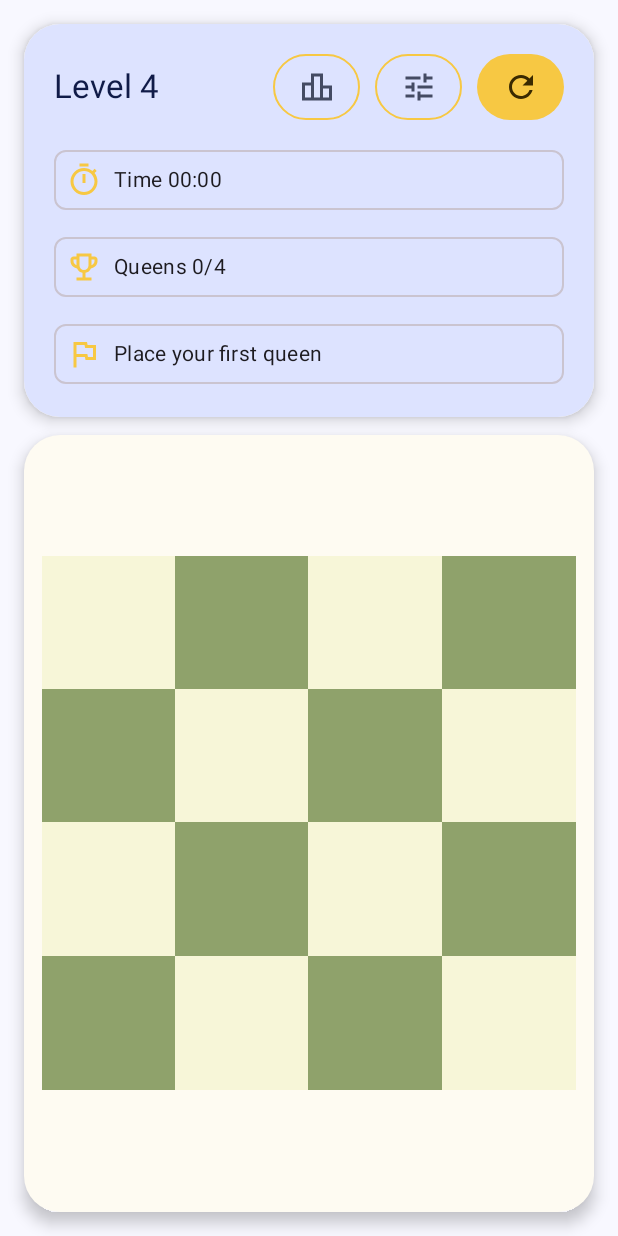
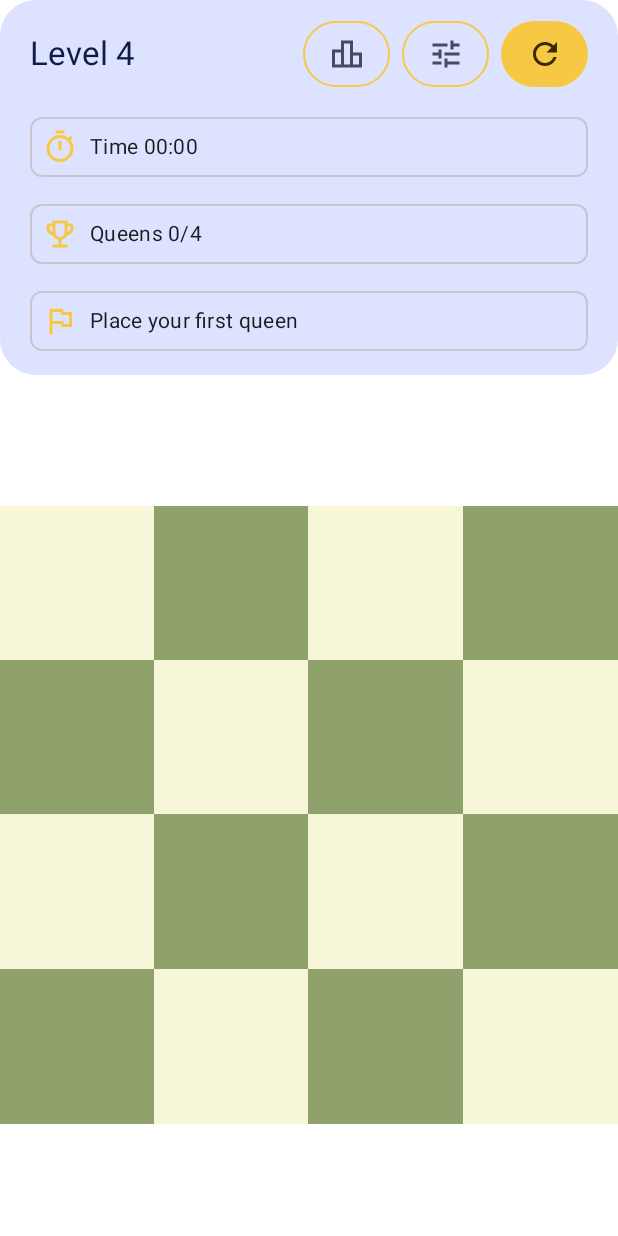
Before and after one commit to carlosjimz87/NQueens, an Android app built with Jetpack Compose: the screen it shows after launch (MainActivity), after a tap on "Start", on a phone screen of 412 x 824 dp. Run offline under Robolectric (Android 15) with nearby library versions, the phone set to English and light mode, and no system bars.

Commit message:
:lipstick: Make screen adaptative

```diff
--- a/app/src/main/java/com/carlosjimz87/nqueens/ui/composables/board/Board.kt
+++ b/app/src/main/java/com/carlosjimz87/nqueens/ui/composables/board/Board.kt
@@ -1,10 +1,13 @@
 package com.carlosjimz87.nqueens.ui.composables.board
 
 import androidx.compose.foundation.layout.Box
-import androidx.compose.foundation.layout.aspectRatio
+import androidx.compose.foundation.layout.BoxWithConstraints
+import androidx.compose.foundation.layout.size
 import androidx.compose.material3.MaterialTheme
 import androidx.compose.runtime.Composable
+import androidx.compose.ui.Alignment
 import androidx.compose.ui.Modifier
+import androidx.compose.ui.unit.min
 import com.carlosjimz87.nqueens.ui.composables.conflicts.ConflictLines
 import com.carlosjimz87.nqueens.ui.composables.squares.SquaresAndQueens
 import com.carlosjimz87.rules.model.Cell
@@ -19,10 +22,13 @@ fun Board(
     showQueens: Boolean,
     modifier: Modifier = Modifier,
 ) {
-    val cs = MaterialTheme.colorScheme
+    BoxWithConstraints(
+        modifier = modifier,
+        contentAlignment = Alignment.Center
+    ) {
+        val side = min(maxWidth, maxHeight)
 
-    Box(modifier.aspectRatio(1f)) {
-
+        Box(Modifier.size(side)) {
             SquaresAndQueens(
                 size = size,
                 queens = queens,
@@ -30,13 +36,13 @@ fun Board(
                 conflicts = conflicts,
                 showQueens = showQueens
             )
-
             ConflictLines(
                 size = size,
                 conflicts = conflicts,
-            color = cs.error.copy(alpha = 0.65f),
+                color = MaterialTheme.colorScheme.error.copy(alpha = 0.65f),
                 strokePx = 3f,
                 modifier = Modifier.matchParentSize()
             )
         }
     }
+}
--- /dev/null
+++ b/app/src/main/java/com/carlosjimz87/nqueens/ui/composables/board/BoardAdaptative.kt
@@ -0,0 +1,115 @@
+package com.carlosjimz87.nqueens.ui.composables.board
+
+import androidx.compose.foundation.layout.Arrangement
+import androidx.compose.foundation.layout.Box
+import androidx.compose.foundation.layout.BoxScope
+import androidx.compose.foundation.layout.BoxWithConstraints
+import androidx.compose.foundation.layout.Column
+import androidx.compose.foundation.layout.Row
+import androidx.compose.foundation.layout.fillMaxHeight
+import androidx.compose.foundation.layout.fillMaxSize
+import androidx.compose.foundation.layout.fillMaxWidth
+import androidx.compose.foundation.layout.widthIn
+import androidx.compose.material3.CircularProgressIndicator
+import androidx.compose.runtime.Composable
+import androidx.compose.ui.Alignment
+import androidx.compose.ui.Modifier
+import androidx.compose.ui.unit.dp
+import com.carlosjimz87.nqueens.presentation.board.state.UiState
+import com.carlosjimz87.nqueens.ui.composables.hud.GameHud
+import com.carlosjimz87.rules.model.Cell
+import com.carlosjimz87.rules.model.Conflicts
+import com.carlosjimz87.rules.model.GameStatus
+
+@Composable
+fun BoardAdaptative(
+    boardSize: Int,
+    uiState: UiState,
+    queens: Set<Cell>,
+    conflicts: Conflicts,
+    gameStatus: GameStatus?,
+    elapsedMillis: Long,
+    allowClicks: Boolean,
+    showQueens: Boolean,
+    onCellClick: (Cell) -> Unit,
+    onChange: () -> Unit,
+    onReset: () -> Unit,
+    onStats: () -> Unit,
+    modifier: Modifier = Modifier,
+    winOverlay: @Composable BoxScope.() -> Unit = {}
+) {
+    BoxWithConstraints(modifier.fillMaxSize()) {
+        val isLoading = uiState is UiState.Loading
+
+        val useSplitLayout = maxWidth > maxHeight * 1.05f // Slightly favor landscape
+
+        @Composable
+        fun BoardSlot(modifier: Modifier) {
+            Box(modifier, contentAlignment = Alignment.Center) {
+                if (isLoading) CircularProgressIndicator()
+                else {
+                    Board(
+                        size = boardSize,
+                        queens = queens,
+                        conflicts = conflicts,
+                        onCellClick = { if (allowClicks) onCellClick(it) },
+                        showQueens = showQueens,
+                        modifier = Modifier.fillMaxSize()
+                    )
+                    winOverlay()
+                }
+            }
+        }
+
+        if (!useSplitLayout) {
+            // Portrait (mobile portrait + tablet portrait)
+            Column(
+                Modifier.fillMaxSize(),
+                verticalArrangement = Arrangement.spacedBy(12.dp)
+            ) {
+                GameHud(
+                    size = boardSize,
+                    status = gameStatus,
+                    elapsedMillis = elapsedMillis,
+                    isLoading = isLoading,
+                    onChange = onChange,
+                    onReset = onReset,
+                    onStats = onStats,
+                    modifier = Modifier.fillMaxWidth()
+                )
+
+                BoardSlot(
+                    Modifier
+                        .fillMaxWidth()
+                        .weight(1f)
+                )
+            }
+        } else {
+            // Landscape (mobile landscape + tablet landscape)
+            Row(
+                Modifier.fillMaxSize(),
+                horizontalArrangement = Arrangement.spacedBy(12.dp),
+                verticalAlignment = Alignment.CenterVertically
+            ) {
+                GameHud(
+                    size = boardSize,
+                    status = gameStatus,
+                    elapsedMillis = elapsedMillis,
+                    isLoading = isLoading,
+                    onChange = onChange,
+                    onReset = onReset,
+                    onStats = onStats,
+                    modifier = Modifier
+                        .widthIn(max = 420.dp)
+                        .fillMaxHeight()
+                )
+
+                BoardSlot(
+                    Modifier
+                        .weight(1f)
+                        .fillMaxHeight()
+                )
+            }
+        }
+    }
+}
--- a/app/src/main/java/com/carlosjimz87/nqueens/ui/composables/board/BoardContainer.kt
+++ /dev/null
@@ -1,37 +0,0 @@
-package com.carlosjimz87.nqueens.ui.composables.board
-
-import androidx.compose.foundation.layout.Box
-import androidx.compose.foundation.layout.BoxScope
-import androidx.compose.foundation.layout.fillMaxSize
-import androidx.compose.foundation.layout.padding
-import androidx.compose.foundation.shape.RoundedCornerShape
-import androidx.compose.material3.MaterialTheme
-import androidx.compose.material3.Surface
-import androidx.compose.runtime.Composable
-import androidx.compose.ui.Alignment
-import androidx.compose.ui.Modifier
-import androidx.compose.ui.unit.dp
-
-@Composable
-fun BoardContainer(
-    modifier: Modifier = Modifier,
-    content: @Composable BoxScope.() -> Unit
-) {
-    val cs = MaterialTheme.colorScheme
-
-    Surface(
-        modifier = modifier,
-        shape = RoundedCornerShape(24.dp),
-        tonalElevation = 2.dp,
-        shadowElevation = 6.dp,
-        color = cs.surface
-    ) {
-        Box(
-            modifier = Modifier
-                .fillMaxSize()
-                .padding(12.dp),
-            contentAlignment = Alignment.Center,
-            content = content
-        )
-    }
-}
--- a/app/src/main/java/com/carlosjimz87/nqueens/ui/composables/dialogs/WinDialog.kt
+++ b/app/src/main/java/com/carlosjimz87/nqueens/ui/composables/dialogs/WinDialog.kt
@@ -111,7 +111,7 @@ fun WinDialog(
                     }
 
                     TextButton(onClick = onShowStats) {
-                        Text("View stats", color = cs.primary)
+                        Text("See Leaderboard", color = cs.primary)
                     }
                 }
             }
--- a/app/src/main/java/com/carlosjimz87/nqueens/ui/composables/hud/GameHud.kt
+++ b/app/src/main/java/com/carlosjimz87/nqueens/ui/composables/hud/GameHud.kt
@@ -47,13 +47,11 @@ fun GameHud(
     val typography = MaterialTheme.typography
 
     val line1 = "Time ${formatElapsed(elapsedMillis)}"
-
     val line2 = when (status) {
         is GameStatus.NotStarted, null -> "Queens 0/$size"
         is GameStatus.InProgress -> "Queens ${status.queensPlaced}/$size"
         is GameStatus.Solved -> "Queens $size/$size"
     }
-
     val line3 = when (status) {
         is GameStatus.NotStarted, null -> "Place your first queen"
         is GameStatus.InProgress -> "Conflicts ${status.conflicts}"
@@ -61,7 +59,6 @@ fun GameHud(
     }
 
     val icon2 = Icons.Outlined.EmojiEvents
-
     val icon3 = when (status) {
         is GameStatus.InProgress -> Icons.Outlined.ReportProblem
         else -> Icons.Outlined.Flag
@@ -70,41 +67,33 @@ fun GameHud(
     Surface(
         modifier = modifier,
         shape = RoundedCornerShape(24.dp),
-        tonalElevation = 4.dp,
-        shadowElevation = 6.dp,
         color = cs.surface
     ) {
-        Column(modifier = Modifier.fillMaxWidth()) {
-
         Column(
             modifier = Modifier
                 .fillMaxWidth()
                 .background(cs.secondaryContainer)
-                    .padding(horizontal = 20.dp, vertical = 18.dp)
+                .padding(horizontal = 20.dp, vertical = 12.dp)
         ) {
             Row(
                 modifier = Modifier.fillMaxWidth(),
                 horizontalArrangement = Arrangement.SpaceBetween,
                 verticalAlignment = Alignment.CenterVertically
             ) {
-                    Column {
                 Text(
                     text = "Level $size",
                     style = typography.titleLarge,
                     color = cs.onSecondaryContainer
                 )
-                    }
 
-                    Row(horizontalArrangement = Arrangement.spacedBy(10.dp)) {
+                Row(horizontalArrangement = Arrangement.spacedBy(8.dp)) {
                     OutlinedButton(
                         onClick = onStats,
                         enabled = !isLoading,
                         shape = RoundedCornerShape(28.dp),
                         border = BorderStroke(1.dp, cs.primary),
                         contentPadding = PaddingValues(horizontal = 14.dp, vertical = 10.dp)
-                        ) {
-                            Icon(Icons.Outlined.Leaderboard, contentDescription = "See leaderboard")
-                        }
+                    ) { Icon(Icons.Outlined.Leaderboard, contentDescription = "See leaderboard") }
 
                     OutlinedButton(
                         onClick = onChange,
@@ -112,20 +101,14 @@ fun GameHud(
                         shape = RoundedCornerShape(28.dp),
                         border = BorderStroke(1.dp, cs.primary),
                         contentPadding = PaddingValues(horizontal = 14.dp, vertical = 10.dp)
-                        ) {
-                            Icon(Icons.Outlined.Tune, contentDescription = "Change board size")
-                        }
-
+                    ) { Icon(Icons.Outlined.Tune, contentDescription = "Change board size") }
 
                     Button(
                         onClick = onReset,
                         enabled = !isLoading,
                         shape = RoundedCornerShape(28.dp),
                         contentPadding = PaddingValues(horizontal = 14.dp, vertical = 10.dp)
-                        ) {
-                            Icon(Icons.Outlined.Refresh, contentDescription = "Reset game")
-                        }
-
+                    ) { Icon(Icons.Outlined.Refresh, contentDescription = "Reset game") }
                 }
             }
 
@@ -139,4 +122,3 @@ fun GameHud(
         }
     }
 }
-}
--- a/app/src/main/java/com/carlosjimz87/nqueens/ui/screens/board/BoardScreen.kt
+++ b/app/src/main/java/com/carlosjimz87/nqueens/ui/screens/board/BoardScreen.kt
@@ -1,8 +1,7 @@
 package com.carlosjimz87.nqueens.ui.screens.board
 
-import androidx.compose.foundation.layout.Arrangement
+import androidx.compose.foundation.background
 import androidx.compose.foundation.layout.Box
-import androidx.compose.foundation.layout.Column
 import androidx.compose.foundation.layout.fillMaxSize
 import androidx.compose.foundation.layout.fillMaxWidth
 import androidx.compose.foundation.layout.padding
@@ -23,7 +22,6 @@ import androidx.compose.runtime.setValue
 import androidx.compose.ui.Alignment
 import androidx.compose.ui.Modifier
 import androidx.compose.ui.platform.LocalContext
-import androidx.compose.ui.unit.dp
 import com.carlosjimz87.nqueens.common.Constants
 import com.carlosjimz87.nqueens.presentation.audio.AndroidSoundEffectPlayer
 import com.carlosjimz87.nqueens.presentation.board.event.UiEvent
@@ -31,14 +29,12 @@ import com.carlosjimz87.nqueens.presentation.board.state.UiState
 import com.carlosjimz87.nqueens.presentation.board.viewmodel.BoardViewModel
 import com.carlosjimz87.nqueens.store.model.LatestRank
 import com.carlosjimz87.nqueens.store.model.Leaderboards
-import com.carlosjimz87.nqueens.ui.composables.board.Board
-import com.carlosjimz87.nqueens.ui.composables.board.BoardContainer
+import com.carlosjimz87.nqueens.ui.composables.board.BoardAdaptative
 import com.carlosjimz87.nqueens.ui.composables.board.InvalidBoard
 import com.carlosjimz87.nqueens.ui.composables.board.WinAnimation
 import com.carlosjimz87.nqueens.ui.composables.dialogs.BoardSizeDialog
 import com.carlosjimz87.nqueens.ui.composables.dialogs.StatsDialog
 import com.carlosjimz87.nqueens.ui.composables.dialogs.WinDialog
-import com.carlosjimz87.nqueens.ui.composables.hud.GameHud
 import com.carlosjimz87.rules.model.BoardPhase
 import com.carlosjimz87.rules.model.Cell
 import com.carlosjimz87.rules.model.GameStatus
@@ -49,6 +45,8 @@ fun BoardScreen(
     modifier: Modifier = Modifier,
     viewModel: BoardViewModel = koinViewModel()
 ) {
+    val cs = MaterialTheme.colorScheme
+
     // --- State Collection ---
     val boardSize by viewModel.boardSize.collectAsState()
     val uiState by viewModel.uiState.collectAsState()
@@ -59,6 +57,7 @@ fun BoardScreen(
     val latestRank by viewModel.latestRank.collectAsState()
     val gs by viewModel.gameState.collectAsState()
     val phase = gs?.boardPhase ?: BoardPhase.Normal
+
     var solvedQueens by rememberSaveable { mutableStateOf<List<Cell>>(emptyList()) }
 
     // --- Local UI State ---
@@ -66,8 +65,9 @@ fun BoardScreen(
     var showChangeSizeDialog by rememberSaveable { mutableStateOf(false) }
     var showStatsDialog by rememberSaveable { mutableStateOf(false) }
     var winAnimToken by rememberSaveable { mutableIntStateOf(0) }
+
     val animatingWin = phase == BoardPhase.WinAnimating
-    var showWinDialog = phase == BoardPhase.WinFrozen
+    val showWinDialog = phase == BoardPhase.WinFrozen
     val showQueens = phase == BoardPhase.Normal
     val allowClicks = phase == BoardPhase.Normal
 
@@ -100,10 +100,9 @@ fun BoardScreen(
 
         onDismissChangeSizeDialog = { showChangeSizeDialog = false },
         onDismissStatsDialog = { showStatsDialog = false },
-        onDismissWinDialog = { showWinDialog = false },
+        onDismissWinDialog = { /* lo controla boardPhase */ },
 
         onOpenStatsDialog = { showStatsDialog = true }
-
     )
 
     // --- UI Layout ---
@@ -111,64 +110,60 @@ fun BoardScreen(
         modifier = modifier.fillMaxSize(),
         snackbarHost = { SnackbarHost(snackbarHostState) }
     ) { innerPadding ->
-        Column(
-            modifier = Modifier
-                .fillMaxSize()
-                .padding(innerPadding)
-                .padding(16.dp),
-            verticalArrangement = Arrangement.spacedBy(12.dp),
-        ) {
+
         val isLoading = uiState is UiState.Loading
 
-            boardSize?.let { size ->
-                GameHud(
-                    size = size,
-                    status = gameStatus,
+        when {
+            isLoading -> Box(
+                Modifier
+                    .fillMaxSize()
+                    .background(cs.surface)
+                    .padding(innerPadding),
+                contentAlignment = Alignment.Center
+            ) {
+                CircularProgressIndicator()
+            }
+
+            boardSize != null -> BoardAdaptative(
+                boardSize = boardSize!!,
+                uiState = uiState,
+                queens = queens,
+                conflicts = conflicts,
+                gameStatus = gameStatus,
                 elapsedMillis = elapsedMillis,
-                    isLoading = isLoading,
+                allowClicks = allowClicks,
+                showQueens = showQueens,
+                onCellClick = { cell -> if (allowClicks) viewModel.onCellClicked(cell) },
                 onChange = { showChangeSizeDialog = true },
                 onReset = viewModel::resetGame,
                 onStats = { showStatsDialog = true },
-                    modifier = Modifier.fillMaxWidth()
-                )
-            }
-
-            Box(
                 modifier = Modifier
-                    .fillMaxWidth()
-                    .weight(1f),
-                contentAlignment = Alignment.Center
-            ) {
-                when {
-                    isLoading -> CircularProgressIndicator()
-
-                    boardSize != null -> BoardContainer(Modifier.fillMaxSize()) {
-                        Board(
-                            size = boardSize!!,
-                            queens = queens,
-                            conflicts = conflicts,
-                            onCellClick = { if (allowClicks) viewModel.onCellClicked(it) },
-                            showQueens = showQueens,
-                            modifier = Modifier.fillMaxSize()
-                        )
-
+                    .fillMaxSize()
+                    .background(cs.surface)
+                    .padding(innerPadding),
+                winOverlay = {
                     WinAnimation(
                         token = winAnimToken,
                         size = boardSize!!,
                         queens = solvedQueens,
                         enabled = animatingWin,
-                            onFinished = {
-                                viewModel.onWinAnimationFinished()
+                        onFinished = { viewModel.onWinAnimationFinished() }
+                    )
                 }
             )
-                    }
 
-                    else -> InvalidBoard(
+            else -> Box(
+                Modifier
+                    .fillMaxSize()
+                    .background(cs.surface)
+                    .padding(innerPadding),
+                contentAlignment = Alignment.Center
+            ) {
+                InvalidBoard(
                     modifier = Modifier.fillMaxWidth(),
                     typography = MaterialTheme.typography,
-                        cs = MaterialTheme.colorScheme
+                    cs = cs
                 )
-                }
             }
         }
     }
```
Lines whose indentation alone changed are shown as unchanged.
